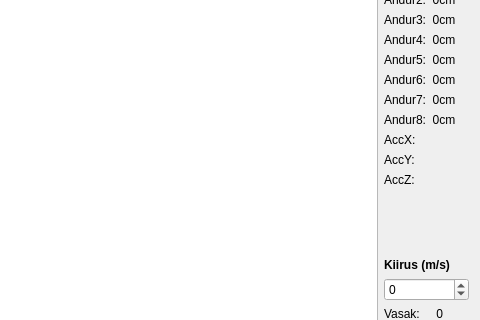
Before: the Qt Designer form Software/Remote/FollowerRemote/followerui.ui in TalTechRobotiklubi/Follower, drawn with Qt 5; both pictures show x 208 to 688 and y 142 to 462 of the 688 by 581 pixel window.
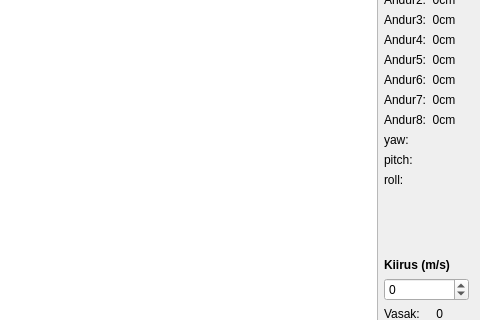
After: the same form once the commit is applied.

What changed in the file:
```diff
--- a/Software/Remote/FollowerRemote/followerui.ui
+++ b/Software/Remote/FollowerRemote/followerui.ui
@@ -114,21 +114,21 @@
         <item>
          <widget class="QLabel" name="lbl_accX">
           <property name="text">
-           <string>AccX:</string>
+           <string>yaw:</string>
           </property>
          </widget>
         </item>
         <item>
          <widget class="QLabel" name="lbl_accY">
           <property name="text">
-           <string>AccY:</string>
+           <string>pitch:</string>
           </property>
          </widget>
         </item>
         <item>
          <widget class="QLabel" name="lbl_accZ">
           <property name="text">
-           <string>AccZ:</string>
+           <string>roll:</string>
           </property>
          </widget>
         </item>
```
Left out of the diff: 10 changed lines with no effect on the pictures.
